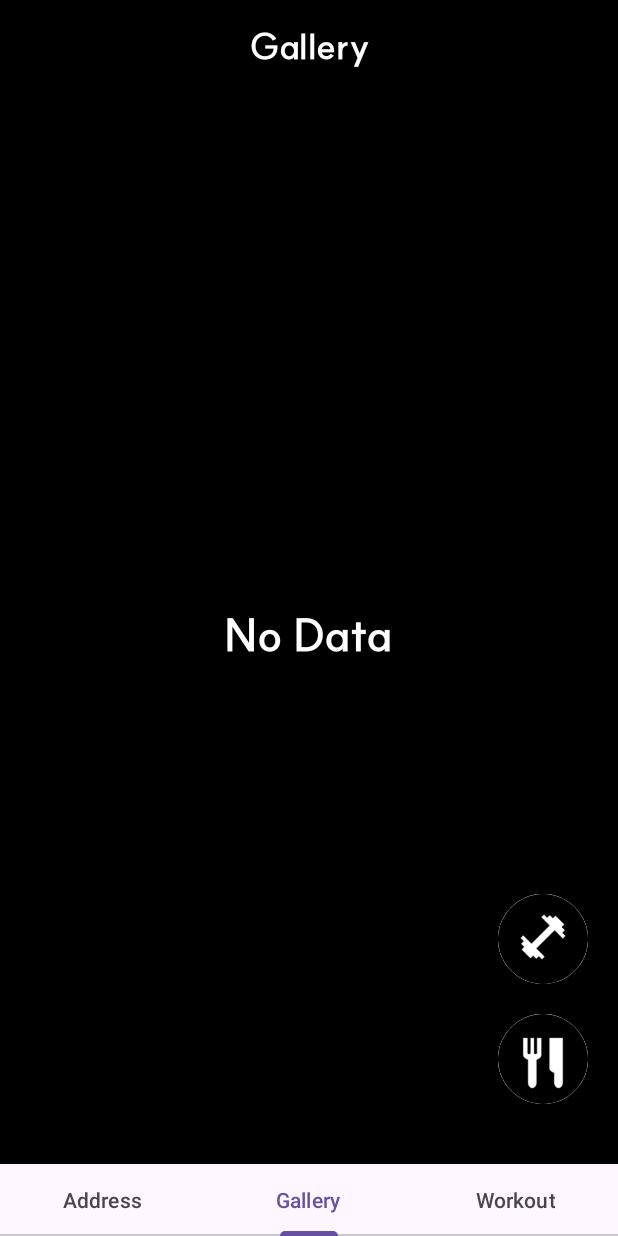
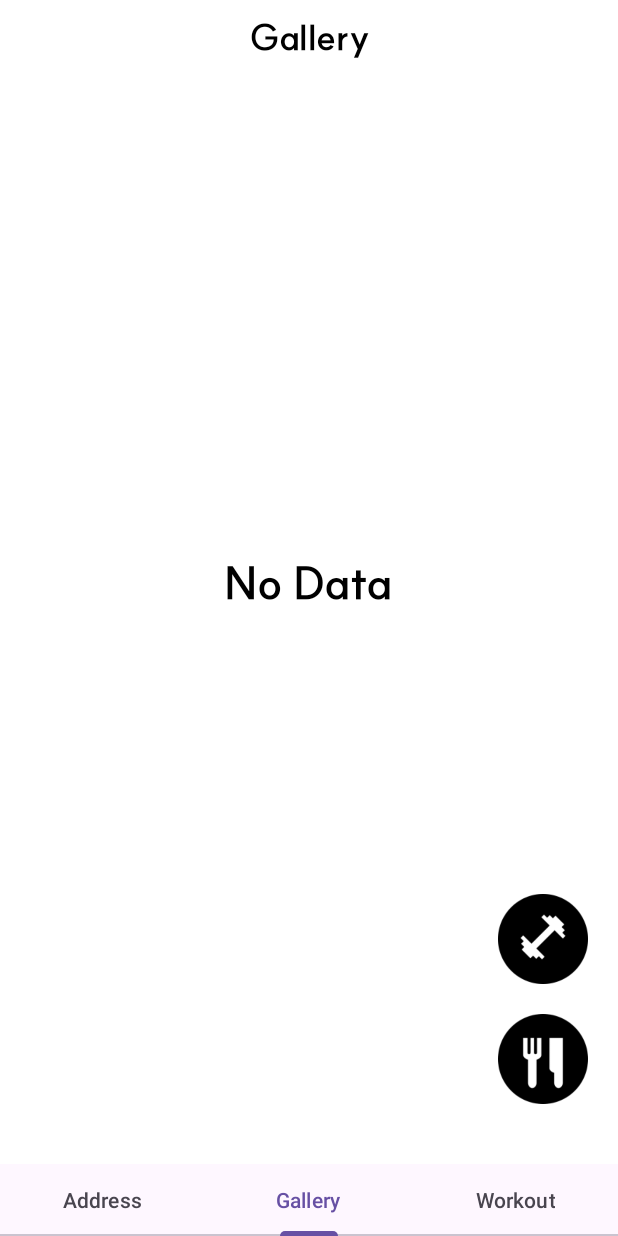
Before and after one commit to hyo-4/madcamp_week01, an Android app: the screen it shows after launch (MainActivity), item 2 of the bottom bar chosen, on a phone screen of 412 x 824 dp. Run offline under Robolectric (Android 15) with nearby library versions, the phone set to English and light mode, and no system bars; our stand-ins replace Room's generated code.

Commit message:
View UI change

```diff
--- a/app/src/main/java/com/example/madcamp_week01/ContactDetail.kt
+++ b/app/src/main/java/com/example/madcamp_week01/ContactDetail.kt
@@ -9,7 +9,6 @@ import androidx.appcompat.content.res.AppCompatResources
 import androidx.fragment.app.Fragment
 import androidx.fragment.app.FragmentTransaction
 import com.bumptech.glide.Glide
-import com.bumptech.glide.load.resource.drawable.DrawableTransitionOptions
 import com.example.madcamp_week01.databinding.ContactdetailBinding
 import kotlinx.coroutines.CoroutineScope
 import kotlinx.coroutines.Dispatchers
--- a/app/src/main/res/layout/fragment_address_item.xml
+++ b/app/src/main/res/layout/fragment_address_item.xml
@@ -4,8 +4,11 @@
     android:layout_width="match_parent"
     android:layout_height="wrap_content"
     android:layout_marginTop="5dp"
+    android:layout_marginStart="5dp"
+    android:layout_marginEnd="5dp"
     android:background="@drawable/selecteffect"
-    android:clipToOutline="true">
+    android:clipToOutline="true"
+    android:elevation="5dp">
 
     <de.hdodenhof.circleimageview.CircleImageView
         android:id="@+id/imageView"
--- a/app/src/main/res/layout/fragment_newgallery.xml
+++ b/app/src/main/res/layout/fragment_newgallery.xml
@@ -4,7 +4,7 @@
     xmlns:tools="http://schemas.android.com/tools"
     android:layout_width="match_parent"
     android:layout_height="match_parent"
-    android:background="#000000"
+    android:background="#FFFFFF"
     android:id="@+id/fragmentNewGallery"
     tools:context=".Gallery">
 
@@ -18,36 +18,37 @@
         <TextView
             android:id="@+id/textView2"
             android:layout_width="match_parent"
-            android:layout_height="match_parent"
-            android:layout_marginTop="15dp"
+            android:layout_height="50dp"
             android:fontFamily="@font/myfont"
             android:text="Gallery"
-            android:textColor="#FFFFFF"
+            android:textColor="#000000"
             android:textAlignment="center"
             android:textSize="24sp"
-            tools:layout_editor_absoluteX="0dp"
-            tools:layout_editor_absoluteY="16dp" />
+            android:gravity="center"
+            app:layout_constraintStart_toStartOf="parent"
+            app:layout_constraintEnd_toEndOf="parent"
+            app:layout_constraintTop_toTopOf="parent"/>
 
         <TextView
             android:id="@+id/noGalleryData"
             android:layout_width="wrap_content"
             android:layout_height="wrap_content"
             android:layout_gravity="center"
-            android:textColor="#FFFFFF"
+            android:textColor="#000000"
             android:text="No Data"
             android:fontFamily="@font/myfont"
             android:textSize="30sp"
-            app:layout_constraintBottom_toTopOf="@id/recyclerNewGalleryView"
+            app:layout_constraintBottom_toBottomOf="parent"
             app:layout_constraintEnd_toEndOf="parent"
             app:layout_constraintStart_toStartOf="parent"
-            app:layout_constraintTop_toBottomOf="@id/textView2" />
+            app:layout_constraintTop_toTopOf="parent" />
 
 
         <androidx.recyclerview.widget.RecyclerView
             android:id="@+id/recyclerNewGalleryView"
             android:layout_width="match_parent"
             android:layout_height="match_parent"
-            android:layout_marginTop="70dp" />
+            android:layout_marginTop="50dp" />
 
 
         <ImageButton
```
Also changed, not shown: app/src/main/res/drawable/item_pressed.xml (+12 -7 lines), app/src/main/res/drawable/rounded_border.xml (+4 -4 lines), app/src/main/res/layout/fragment_my__address.xml (+4 -4 lines), app/src/main/res/layout/item_image.xml (+40 -31 lines).
